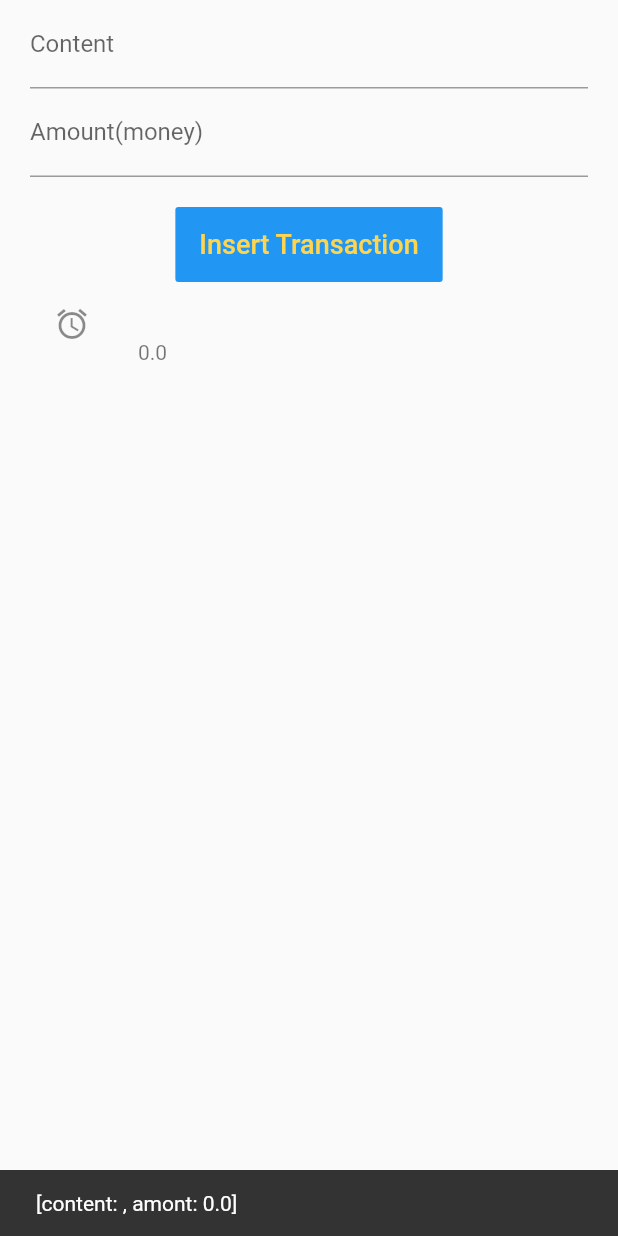
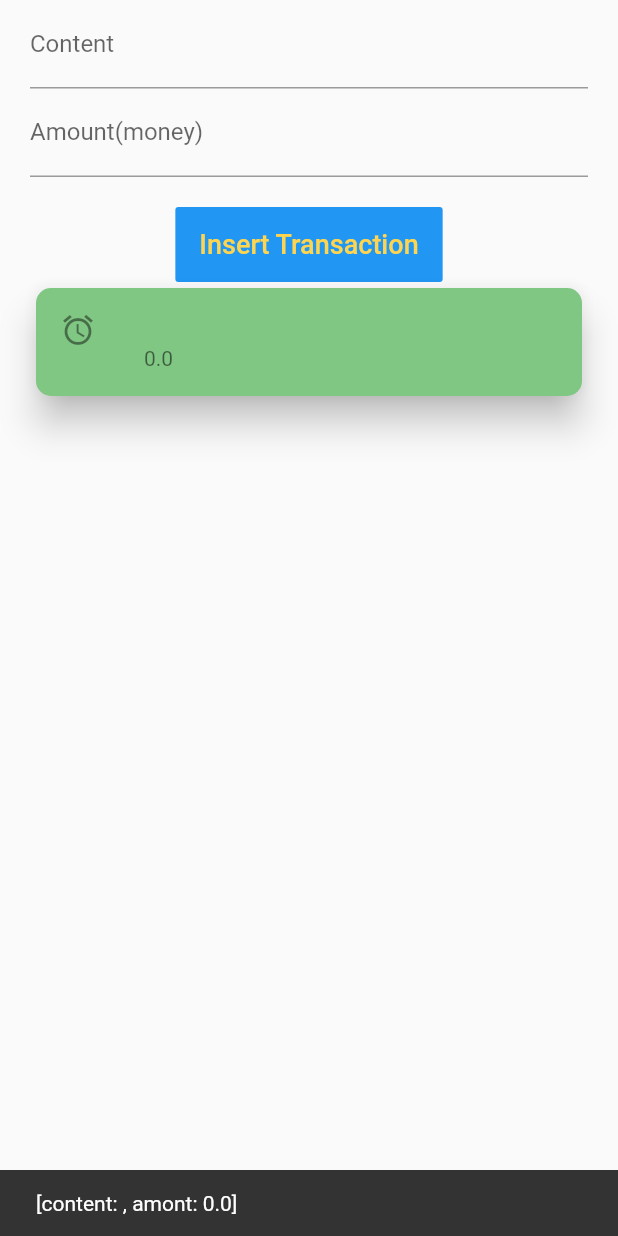
Before and after one commit to yankzsoe/flutter_first_app, a Flutter app: the screen it shows after launch, after a tap on "Insert Transaction", on a phone screen of 412 x 824 dp. Run offline on Flutter 3.47's test engine with Material 2 defaults, Android fonts, the phone set to English and light mode, and no system bars.

Commit message:
Create separate widget and add ListView

```diff
--- /dev/null
+++ b/first_apps/lib/TransactionList.dart
@@ -0,0 +1,32 @@
+import 'package:flutter/material.dart';
+import 'transaction.dart';
+
+class TransactionList extends StatelessWidget {
+  final List<Transaction> transactions;
+  TransactionList({this.transactions});
+  ListView _buildListView() {
+    return ListView.builder(
+        itemCount: transactions.length,
+        itemBuilder: (context, index) {
+          return Card(
+            shape:
+                RoundedRectangleBorder(borderRadius: BorderRadius.circular(10)),
+            color: (index - 1) % 2 == 0 ? Colors.green[200] : Colors.green[300],
+            elevation: 10,
+            child: ListTile(
+              leading: const Icon(Icons.access_alarms),
+              title: Text('${transactions[index].content}'),
+              subtitle: Text('${transactions[index].amount}'),
+              onTap: () {
+                print('clicked me');
+              },
+            ),
+          );
+        });
+  }
+
+  @override
+  Widget build(BuildContext context) {
+    return Container(height: 500, child: _buildListView());
+  }
+}
--- a/first_apps/lib/myapp.dart
+++ b/first_apps/lib/myapp.dart
@@ -1,3 +1,4 @@
+import 'package:first_apps/TransactionList.dart';
 import 'package:first_apps/transaction.dart';
 import 'package:flutter/material.dart';
 
@@ -35,6 +36,7 @@ class _MyAppState extends State<MyApp> with WidgetsBindingObserver {
             key: _scaffoldKey,
             body: SafeArea(
                 minimum: EdgeInsets.only(left: 20, right: 20),
+                child: SingleChildScrollView(
                   child: Column(
                     mainAxisAlignment: MainAxisAlignment.start,
                     children: <Widget>[
@@ -56,7 +58,8 @@ class _MyAppState extends State<MyApp> with WidgetsBindingObserver {
                           });
                         },
                       ),
-                    Padding(padding: const EdgeInsets.symmetric(vertical: 10)),
+                      Padding(
+                          padding: const EdgeInsets.symmetric(vertical: 10)),
                       ButtonTheme(
                         height: 50,
                         child: FlatButton(
@@ -80,19 +83,9 @@ class _MyAppState extends State<MyApp> with WidgetsBindingObserver {
                               ));
                             }),
                       ),
-                    Column(
-                      children: _transactions.map((e) {
-                        return ListTile(
-                          leading: const Icon(Icons.access_alarms),
-                          title: Text('${e.content}'),
-                          subtitle: Text('${e.amount}'),
-                          onTap: () {
-                            print('clicked me');
-                          },
-                        );
-                      }).toList(),
-                    )
+                      TransactionList(transactions: _transactions)
                     ],
+                  ),
                 ))));
   }
 }
```
Lines whose indentation alone changed are shown as unchanged.
